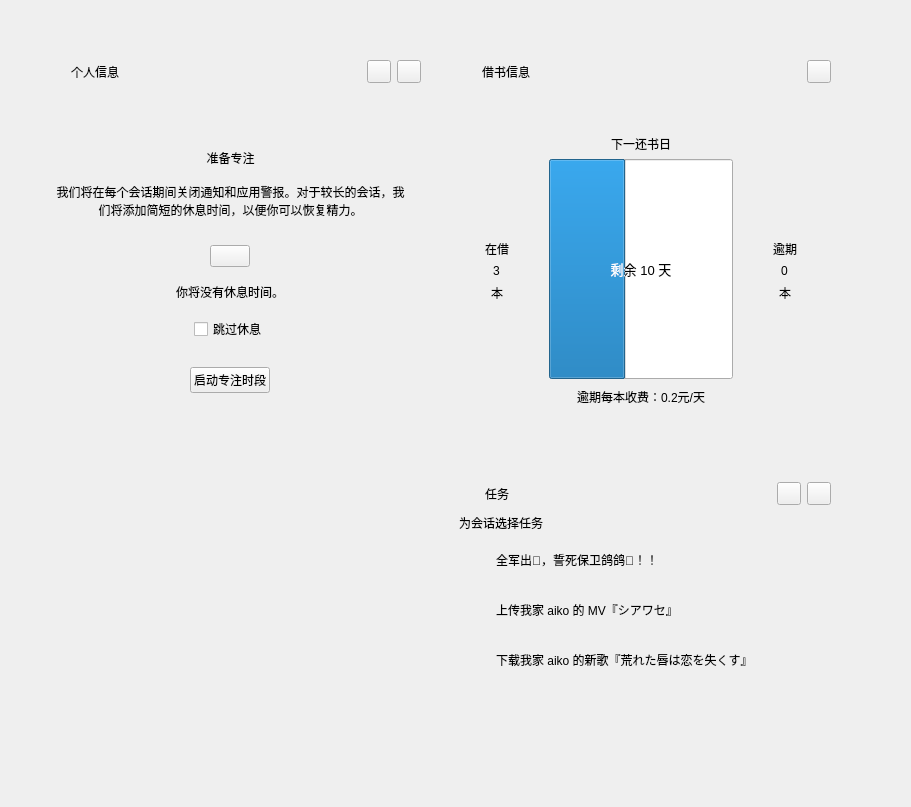
Above: resource/ui/reader/MyPage.ui from betacat-ha/library-management-system-pyqt before the change. Below: the same form after it.
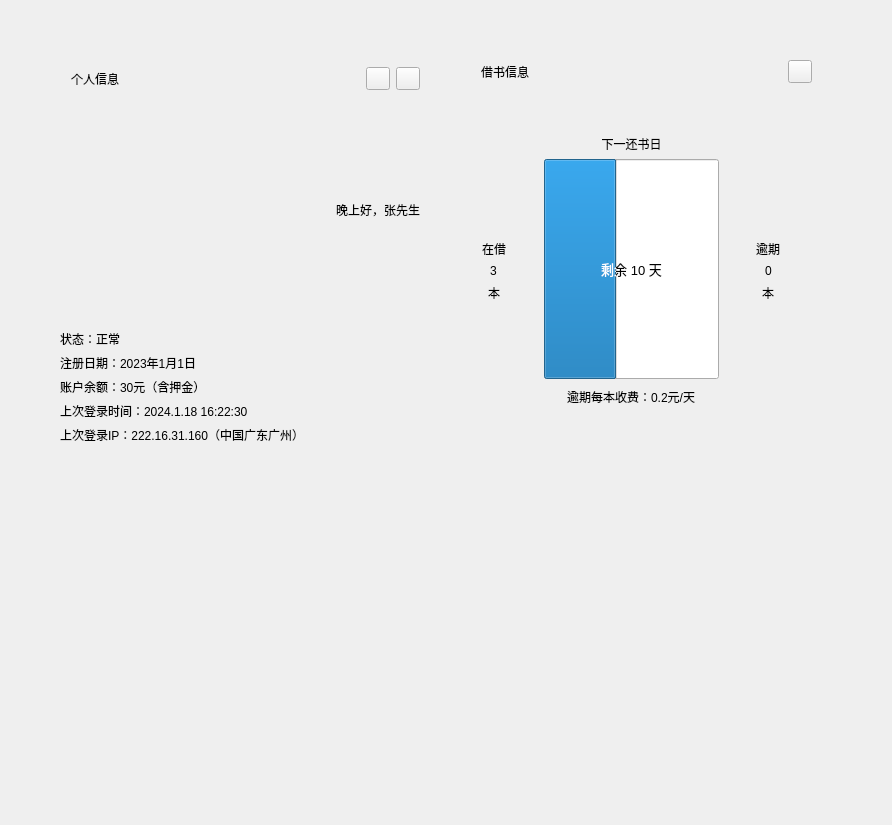
That is the form after the change. Icons and pictures are not drawn. Custom widgets are drawn as their Qt base class.

Commit message: 添加：读者界面添加主页

The edit to the form file:
```diff
--- a/resource/ui/reader/MyPage.ui
+++ b/resource/ui/reader/MyPage.ui
@@ -6,8 +6,8 @@
    <rect>
     <x>0</x>
     <y>0</y>
-    <width>911</width>
-    <height>807</height>
+    <width>892</width>
+    <height>825</height>
    </rect>
   </property>
   <property name="windowTitle">
@@ -15,7 +15,7 @@
   </property>
   <layout class="QHBoxLayout" name="horizontalLayout_3">
    <item>
-    <layout class="QGridLayout" name="gridLayout" columnstretch="1,1,0">
+    <layout class="QGridLayout" name="gridLayout" columnstretch="1,0,0">
      <property name="sizeConstraint">
       <enum>QLayout::SetDefaultConstraint</enum>
      </property>
@@ -34,275 +34,31 @@
      <property name="spacing">
       <number>12</number>
      </property>
-     <item row="0" column="0">
-      <widget class="CardWidget" name="personalInfoCard">
-       <property name="sizePolicy">
-        <sizepolicy hsizetype="Expanding" vsizetype="Fixed">
-         <horstretch>0</horstretch>
-         <verstretch>0</verstretch>
-        </sizepolicy>
+     <item row="0" column="2">
+      <spacer name="horizontalSpacer_2">
+       <property name="orientation">
+        <enum>Qt::Horizontal</enum>
        </property>
-       <property name="minimumSize">
+       <property name="sizeHint" stdset="0">
         <size>
-         <width>380</width>
-         <height>410</height>
+         <width>40</width>
+         <height>20</height>
         </size>
        </property>
-       <property name="maximumSize">
+      </spacer>
+     </item>
+     <item row="1" column="0">
+      <spacer name="verticalSpacer">
+       <property name="orientation">
+        <enum>Qt::Vertical</enum>
+       </property>
+       <property name="sizeHint" stdset="0">
         <size>
-         <width>600</width>
-         <height>410</height>
+         <width>20</width>
+         <height>40</height>
         </size>
        </property>
-       <property name="styleSheet">
-        <string notr="true"/>
-       </property>
-       <layout class="QVBoxLayout" name="verticalLayout_3">
-        <property name="sizeConstraint">
-         <enum>QLayout::SetDefaultConstraint</enum>
-        </property>
-        <item>
-         <layout class="QVBoxLayout" name="verticalLayout">
-          <property name="sizeConstraint">
-           <enum>QLayout::SetDefaultConstraint</enum>
-          </property>
-          <item>
-           <layout class="QHBoxLayout" name="horizontalLayout_2">
-            <property name="leftMargin">
-             <number>5</number>
-            </property>
-            <item>
-             <widget class="IconWidget" name="focusCardIcon">
-              <property name="minimumSize">
-               <size>
-                <width>20</width>
-                <height>20</height>
-               </size>
-              </property>
-              <property name="maximumSize">
-               <size>
-                <width>20</width>
-                <height>20</height>
-               </size>
-              </property>
-              <property name="icon">
-               <iconset theme="accessories-calculator">
-                <normaloff>.</normaloff>.</iconset>
-              </property>
-             </widget>
-            </item>
-            <item>
-             <widget class="StrongBodyLabel" name="personalInfoLabel">
-              <property name="text">
-               <string>个人信息</string>
-              </property>
-             </widget>
-            </item>
-            <item>
-             <spacer name="horizontalSpacer">
-              <property name="orientation">
-               <enum>Qt::Horizontal</enum>
-              </property>
-              <property name="sizeHint" stdset="0">
-               <size>
-                <width>40</width>
-                <height>20</height>
-               </size>
-              </property>
-             </spacer>
-            </item>
-            <item>
-             <widget class="TransparentToolButton" name="pinButton"/>
-            </item>
-            <item>
-             <widget class="TransparentToolButton" name="moreButton"/>
-            </item>
-           </layout>
-          </item>
-          <item>
-           <spacer name="verticalSpacer_12">
-            <property name="orientation">
-             <enum>Qt::Vertical</enum>
-            </property>
-            <property name="sizeHint" stdset="0">
-             <size>
-              <width>20</width>
-              <height>40</height>
-             </size>
-            </property>
-           </spacer>
-          </item>
-          <item>
-           <widget class="SubtitleLabel" name="prepareFocusLabel">
-            <property name="text">
-             <string>准备专注</string>
-            </property>
-            <property name="alignment">
-             <set>Qt::AlignCenter</set>
-            </property>
-           </widget>
-          </item>
-          <item>
-           <layout class="QHBoxLayout" name="horizontalLayout_6">
-            <property name="leftMargin">
-             <number>15</number>
-            </property>
-            <property name="topMargin">
-             <number>10</number>
-            </property>
-            <property name="rightMargin">
-             <number>15</number>
-            </property>
-            <item>
-             <widget class="BodyLabel" name="hintLabel">
-              <property name="text">
-               <string>我们将在每个会话期间关闭通知和应用警报。对于较长的会话，我们将添加简短的休息时间，以便你可以恢复精力。</string>
-              </property>
-              <property name="alignment">
-               <set>Qt::AlignCenter</set>
-              </property>
-              <property name="wordWrap">
-               <bool>true</bool>
-              </property>
-              <property name="margin">
-               <number>0</number>
-              </property>
-              <property name="lightColor" stdset="0">
-               <color>
-                <red>96</red>
-                <green>96</green>
-                <blue>96</blue>
-               </color>
-              </property>
-              <property name="darkColor" stdset="0">
-               <color>
-                <red>206</red>
-                <green>206</green>
-                <blue>206</blue>
-               </color>
-              </property>
-             </widget>
-            </item>
-           </layout>
-          </item>
-          <item>
-           <spacer name="verticalSpacer_2">
-            <property name="orientation">
-             <enum>Qt::Vertical</enum>
-            </property>
-            <property name="sizeType">
-             <enum>QSizePolicy::Fixed</enum>
-            </property>
-            <property name="sizeHint" stdset="0">
-             <size>
-              <width>20</width>
-              <height>20</height>
-             </size>
-            </property>
-           </spacer>
-          </item>
-          <item alignment="Qt::AlignHCenter">
-           <widget class="TimePicker" name="timePicker">
-            <property name="secondVisible">
-             <bool>true</bool>
-            </property>
-           </widget>
-          </item>
-          <item>
-           <spacer name="verticalSpacer_3">
-            <property name="orientation">
-             <enum>Qt::Vertical</enum>
-            </property>
-            <property name="sizeType">
-             <enum>QSizePolicy::Fixed</enum>
-            </property>
-            <property name="sizeHint" stdset="0">
-             <size>
-              <width>20</width>
-              <height>10</height>
-             </size>
-            </property>
-           </spacer>
-          </item>
-          <item alignment="Qt::AlignHCenter">
-           <widget class="BodyLabel" name="bottomHintLabel">
-            <property name="text">
-             <string>你将没有休息时间。</string>
-            </property>
-            <property name="alignment">
-             <set>Qt::AlignCenter</set>
-            </property>
-           </widget>
-          </item>
-          <item>
-           <spacer name="verticalSpacer_11">
-            <property name="orientation">
-             <enum>Qt::Vertical</enum>
-            </property>
-            <property name="sizeType">
-             <enum>QSizePolicy::Fixed</enum>
-            </property>
-            <property name="sizeHint" stdset="0">
-             <size>
-              <width>20</width>
-              <height>10</height>
-             </size>
-            </property>
-           </spacer>
-          </item>
-          <item alignment="Qt::AlignHCenter">
-           <widget class="CheckBox" name="skipRelaxCheckBox">
-            <property name="enabled">
-             <bool>true</bool>
-            </property>
-            <property name="text">
-             <string>跳过休息</string>
-            </property>
-           </widget>
-          </item>
-          <item>
-           <spacer name="verticalSpacer_4">
-            <property name="orientation">
-             <enum>Qt::Vertical</enum>
-            </property>
-            <property name="sizeType">
-             <enum>QSizePolicy::Fixed</enum>
-            </property>
-            <property name="sizeHint" stdset="0">
-             <size>
-              <width>20</width>
-              <height>20</height>
-             </size>
-            </property>
-           </spacer>
-          </item>
-          <item alignment="Qt::AlignHCenter">
-           <widget class="PrimaryPushButton" name="startFocusButton">
-            <property name="text">
-             <string>启动专注时段</string>
-            </property>
-            <property name="autoDefault">
-             <bool>true</bool>
-            </property>
-           </widget>
-          </item>
-          <item>
-           <spacer name="verticalSpacer">
-            <property name="orientation">
-             <enum>Qt::Vertical</enum>
-            </property>
-            <property name="sizeHint" stdset="0">
-             <size>
-              <width>20</width>
-              <height>40</height>
-             </size>
-            </property>
-           </spacer>
-          </item>
-         </layout>
-        </item>
-       </layout>
-      </widget>
+      </spacer>
      </item>
      <item row="0" column="1">
       <widget class="CardWidget" name="BorrowInfoCard">
@@ -635,24 +391,17 @@
        </layout>
       </widget>
      </item>
-     <item row="0" column="2">
-      <spacer name="horizontalSpacer_2">
-       <property name="orientation">
-        <enum>Qt::Horizontal</enum>
+     <item row="0" column="0">
+      <widget class="CardWidget" name="personalInfoCard">
+       <property name="sizePolicy">
+        <sizepolicy hsizetype="Preferred" vsizetype="Preferred">
+         <horstretch>0</horstretch>
+         <verstretch>0</verstretch>
+        </sizepolicy>
        </property>
-       <property name="sizeHint" stdset="0">
-        <size>
-         <width>40</width>
-         <height>20</height>
-        </size>
-       </property>
-      </spacer>
-     </item>
-     <item row="1" column="1">
-      <widget class="CardWidget" name="taskCard">
        <property name="minimumSize">
         <size>
-         <width>370</width>
+         <width>380</width>
          <height>0</height>
         </size>
        </property>
@@ -662,26 +411,35 @@
          <height>395</height>
         </size>
        </property>
-       <layout class="QVBoxLayout" name="verticalLayout_8">
+       <property name="styleSheet">
+        <string notr="true"/>
+       </property>
+       <layout class="QVBoxLayout" name="verticalLayout_3">
+        <property name="sizeConstraint">
+         <enum>QLayout::SetDefaultConstraint</enum>
+        </property>
         <item>
-         <layout class="QVBoxLayout" name="verticalLayout_7">
-          <property name="leftMargin">
-           <number>8</number>
+         <layout class="QVBoxLayout" name="verticalLayout">
+          <property name="sizeConstraint">
+           <enum>QLayout::SetDefaultConstraint</enum>
           </property>
           <item>
-           <layout class="QHBoxLayout" name="horizontalLayout_7">
+           <layout class="QHBoxLayout" name="horizontalLayout_2">
+            <property name="leftMargin">
+             <number>5</number>
+            </property>
             <item>
-             <widget class="IconWidget" name="taskCardIcon">
+             <widget class="IconWidget" name="focusCardIcon">
               <property name="minimumSize">
                <size>
-                <width>18</width>
-                <height>18</height>
+                <width>20</width>
+                <height>20</height>
                </size>
               </property>
               <property name="maximumSize">
                <size>
-                <width>18</width>
-                <height>18</height>
+                <width>20</width>
+                <height>20</height>
                </size>
               </property>
               <property name="icon">
@@ -691,30 +449,14 @@
              </widget>
             </item>
             <item>
-             <spacer name="horizontalSpacer_7">
-              <property name="orientation">
-               <enum>Qt::Horizontal</enum>
-              </property>
-              <property name="sizeType">
-               <enum>QSizePolicy::Fixed</enum>
-              </property>
-              <property name="sizeHint" stdset="0">
-               <size>
-                <width>2</width>
-                <height>2</height>
-               </size>
-              </property>
-             </spacer>
-            </item>
-            <item>
-             <widget class="StrongBodyLabel" name="taskLabel">
+             <widget class="StrongBodyLabel" name="personalInfoLabel">
               <property name="text">
-               <string>任务</string>
+               <string>个人信息</string>
               </property>
              </widget>
             </item>
             <item>
-             <spacer name="horizontalSpacer_3">
+             <spacer name="horizontalSpacer">
               <property name="orientation">
                <enum>Qt::Horizontal</enum>
               </property>
@@ -727,277 +469,97 @@
              </spacer>
             </item>
             <item>
-             <widget class="TransparentToolButton" name="addTaskButton"/>
+             <widget class="TransparentToolButton" name="pinButton"/>
             </item>
             <item>
-             <widget class="TransparentToolButton" name="moreTaskButton"/>
+             <widget class="TransparentToolButton" name="moreButton"/>
             </item>
            </layout>
           </item>
           <item>
-           <spacer name="verticalSpacer_8">
-            <property name="orientation">
-             <enum>Qt::Vertical</enum>
+           <layout class="QVBoxLayout" name="verticalLayout_11">
+            <property name="leftMargin">
+             <number>20</number>
             </property>
-            <property name="sizeType">
-             <enum>QSizePolicy::Fixed</enum>
-            </property>
-            <property name="sizeHint" stdset="0">
-             <size>
-              <width>20</width>
-              <height>3</height>
-             </size>
-            </property>
-           </spacer>
-          </item>
-          <item>
-           <widget class="BodyLabel" name="hintLabel_2">
-            <property name="text">
-             <string>为会话选择任务</string>
-            </property>
-            <property name="lightColor" stdset="0">
-             <color>
-              <red>96</red>
-              <green>96</green>
-              <blue>96</blue>
-             </color>
-            </property>
-            <property name="darkColor" stdset="0">
-             <color>
-              <red>206</red>
-              <green>206</green>
-              <blue>206</blue>
-             </color>
-            </property>
-           </widget>
-          </item>
-          <item>
-           <layout class="QVBoxLayout" name="verticalLayout_9">
-            <property name="rightMargin">
-             <number>7</number>
-            </property>
             <item>
-             <widget class="CardWidget" name="taskCard1">
-              <property name="minimumSize">
-               <size>
-                <width>0</width>
-                <height>44</height>
-               </size>
+             <layout class="QHBoxLayout" name="horizontalLayout" stretch="0,0">
+              <property name="leftMargin">
+               <number>0</number>
               </property>
-              <property name="maximumSize">
-               <size>
-                <width>16777215</width>
-                <height>44</height>
-               </size>
+              <item>
+               <widget class="AvatarWidget" name="AvatarWidget">
+                <property name="sizePolicy">
+                 <sizepolicy hsizetype="Expanding" vsizetype="Expanding">
+                  <horstretch>1</horstretch>
+                  <verstretch>1</verstretch>
+                 </sizepolicy>
+                </property>
+                <property name="minimumSize">
+                 <size>
+                  <width>64</width>
+                  <height>64</height>
+                 </size>
+                </property>
+                <property name="text">
+                 <string/>
+                </property>
+               </widget>
+              </item>
+              <item>
+               <widget class="SubtitleLabel" name="welcomeLabel">
+                <property name="text">
+                 <string>晚上好，张先生</string>
+                </property>
+                <property name="alignment">
+                 <set>Qt::AlignLeading|Qt::AlignLeft|Qt::AlignVCenter</set>
+                </property>
+                <property name="margin">
+                 <number>20</number>
+                </property>
+               </widget>
+              </item>
+             </layout>
+            </item>
+            <item>
+             <widget class="BodyLabel" name="BodyLabel_3">
+              <property name="text">
+               <string>状态：正常</string>
               </property>
-              <layout class="QHBoxLayout" name="horizontalLayout_9">
-               <property name="leftMargin">
-                <number>15</number>
-               </property>
-               <item>
-                <layout class="QHBoxLayout" name="horizontalLayout_8">
-                 <item>
-                  <widget class="IconWidget" name="taskIcon1">
-                   <property name="sizePolicy">
-                    <sizepolicy hsizetype="Preferred" vsizetype="Preferred">
-                     <horstretch>16</horstretch>
-                     <verstretch>16</verstretch>
-                    </sizepolicy>
-                   </property>
-                   <property name="minimumSize">
-                    <size>
-                     <width>16</width>
-                     <height>16</height>
-                    </size>
-                   </property>
-                   <property name="maximumSize">
-                    <size>
-                     <width>16</width>
-                     <height>16</height>
-                    </size>
-                   </property>
-                  </widget>
-                 </item>
-                </layout>
-               </item>
-               <item>
-                <widget class="BodyLabel" name="taskLabel1">
-                 <property name="text">
-                  <string>全军出🐔，誓死保卫鸽鸽🏀！！</string>
-                 </property>
-                 <property name="pixelFontSize" stdset="0">
-                  <number>14</number>
-                 </property>
-                 <property name="strikeOut" stdset="0">
-                  <bool>true</bool>
-                 </property>
-                </widget>
-               </item>
-               <item>
-                <spacer name="horizontalSpacer_4">
-                 <property name="orientation">
-                  <enum>Qt::Horizontal</enum>
-                 </property>
-                 <property name="sizeHint" stdset="0">
-                  <size>
-                   <width>40</width>
-                   <height>20</height>
-                  </size>
-                 </property>
-                </spacer>
-               </item>
-              </layout>
              </widget>
             </item>
             <item>
-             <widget class="CardWidget" name="taskCard2">
-              <property name="minimumSize">
-               <size>
-                <width>0</width>
-                <height>44</height>
-               </size>
+             <widget class="BodyLabel" name="BodyLabel_2">
+              <property name="text">
+               <string>注册日期：2023年1月1日</string>
               </property>
-              <property name="maximumSize">
-               <size>
-                <width>16777215</width>
-                <height>44</height>
-               </size>
+             </widget>
+            </item>
+            <item>
+             <widget class="BodyLabel" name="BodyLabel">
+              <property name="text">
+               <string>账户余额：30元（含押金）</string>
               </property>
-              <layout class="QHBoxLayout" name="horizontalLayout_12">
-               <property name="leftMargin">
-                <number>15</number>
-               </property>
-               <item>
-                <layout class="QHBoxLayout" name="horizontalLayout_13">
-                 <item>
-                  <widget class="IconWidget" name="taskIcon2">
-                   <property name="sizePolicy">
-                    <sizepolicy hsizetype="Preferred" vsizetype="Preferred">
-                     <horstretch>16</horstretch>
-                     <verstretch>16</verstretch>
-                    </sizepolicy>
-                   </property>
-                   <property name="minimumSize">
-                    <size>
-                     <width>16</width>
-                     <height>16</height>
-                    </size>
-                   </property>
-                   <property name="maximumSize">
-                    <size>
-                     <width>16</width>
-                     <height>16</height>
-                    </size>
-                   </property>
-                  </widget>
-                 </item>
-                </layout>
-               </item>
-               <item>
-                <widget class="BodyLabel" name="taskLabel2">
-                 <property name="text">
-                  <string>上传我家 aiko 的 MV『シアワセ』</string>
-                 </property>
-                </widget>
-               </item>
-               <item>
-                <spacer name="horizontalSpacer_6">
-                 <property name="orientation">
-                  <enum>Qt::Horizontal</enum>
-                 </property>
-                 <property name="sizeHint" stdset="0">
-                  <size>
-                   <width>40</width>
-                   <height>20</height>
-                  </size>
-                 </property>
-                </spacer>
-               </item>
-              </layout>
              </widget>
             </item>
             <item>
-             <widget class="CardWidget" name="taskCard3">
-              <property name="minimumSize">
-               <size>
-                <width>0</width>
-                <height>44</height>
-               </size>
+             <widget class="BodyLabel" name="lastLoginTimeHintLabel">
+              <property name="text">
+               <string>上次登录时间：2024.1.18 16:22:30</string>
               </property>
-              <property name="maximumSize">
-               <size>
-                <width>16777215</width>
-                <height>44</height>
-               </size>
+              <property name="alignment">
+               <set>Qt::AlignLeading|Qt::AlignLeft|Qt::AlignVCenter</set>
               </property>
-              <layout class="QHBoxLayout" name="horizontalLayout_10">
-               <property name="leftMargin">
-                <number>15</number>
-               </property>
-               <item>
-                <layout class="QHBoxLayout" name="horizontalLayout_11">
-                 <item>
-                  <widget class="IconWidget" name="taskIcon3">
-                   <property name="sizePolicy">
-                    <sizepolicy hsizetype="Preferred" vsizetype="Preferred">
-                     <horstretch>16</horstretch>
-                     <verstretch>16</verstretch>
-                    </sizepolicy>
-                   </property>
-                   <property name="minimumSize">
-                    <size>
-                     <width>16</width>
-                     <height>16</height>
-                    </size>
-                   </property>
-                   <property name="maximumSize">
-                    <size>
-                     <width>16</width>
-                     <height>16</height>
-                    </size>
-                   </property>
-                  </widget>
-                 </item>
-                </layout>
-               </item>
-               <item>
-                <widget class="BodyLabel" name="taskLabel3">
-                 <property name="text">
-                  <string>下载我家 aiko 的新歌『荒れた唇は恋を失くす』</string>
-                 </property>
-                </widget>
-               </item>
-               <item>
-                <spacer name="horizontalSpacer_5">
-                 <property name="orientation">
-                  <enum>Qt::Horizontal</enum>
-                 </property>
-                 <property name="sizeHint" stdset="0">
-                  <size>
-                   <width>40</width>
-                   <height>20</height>
-                  </size>
-                 </property>
-                </spacer>
-               </item>
-              </layout>
              </widget>
             </item>
+            <item>
+             <widget class="BodyLabel" name="lastLoginIpHintLabel">
+              <property name="text">
+               <string>上次登录IP：222.16.31.160（中国广东广州）</string>
+              </property>
+             </widget>
+            </item>
            </layout>
           </item>
-          <item>
-           <spacer name="verticalSpacer_7">
-            <property name="orientation">
-             <enum>Qt::Vertical</enum>
-            </property>
-            <property name="sizeHint" stdset="0">
-             <size>
-              <width>20</width>
-              <height>40</height>
-             </size>
-            </property>
-           </spacer>
-          </item>
          </layout>
         </item>
        </layout>
@@ -1008,21 +570,6 @@
   </layout>
  </widget>
  <customwidgets>
-  <customwidget>
-   <class>CheckBox</class>
-   <extends>QCheckBox</extends>
-   <header>qfluentwidgets</header>
-  </customwidget>
-  <customwidget>
-   <class>PushButton</class>
-   <extends>QPushButton</extends>
-   <header>qfluentwidgets</header>
-  </customwidget>
-  <customwidget>
-   <class>PrimaryPushButton</class>
-   <extends>PushButton</extends>
-   <header>qfluentwidgets</header>
-  </customwidget>
   <customwidget>
    <class>ToolButton</class>
    <extends>QToolButton</extends>
@@ -1044,11 +591,6 @@
    <header>qfluentwidgets</header>
    <container>1</container>
   </customwidget>
-  <customwidget>
-   <class>TimePicker</class>
-   <extends>QPushButton</extends>
-   <header>qfluentwidgets</header>
-  </customwidget>
   <customwidget>
    <class>BodyLabel</class>
    <extends>QLabel</extends>
@@ -1069,6 +611,16 @@
    <extends>QLabel</extends>
    <header>qfluentwidgets</header>
   </customwidget>
+  <customwidget>
+   <class>ImageLabel</class>
+   <extends>QLabel</extends>
+   <header>qfluentwidgets</header>
+  </customwidget>
+  <customwidget>
+   <class>AvatarWidget</class>
+   <extends>ImageLabel</extends>
+   <header>qfluentwidgets</header>
+  </customwidget>
   <customwidget>
    <class>ProgressBar</class>
    <extends>QProgressBar</extends>
```
Left out of the diff: 4 changed lines with no effect on the pictures. The commit also changes 3 other files.
